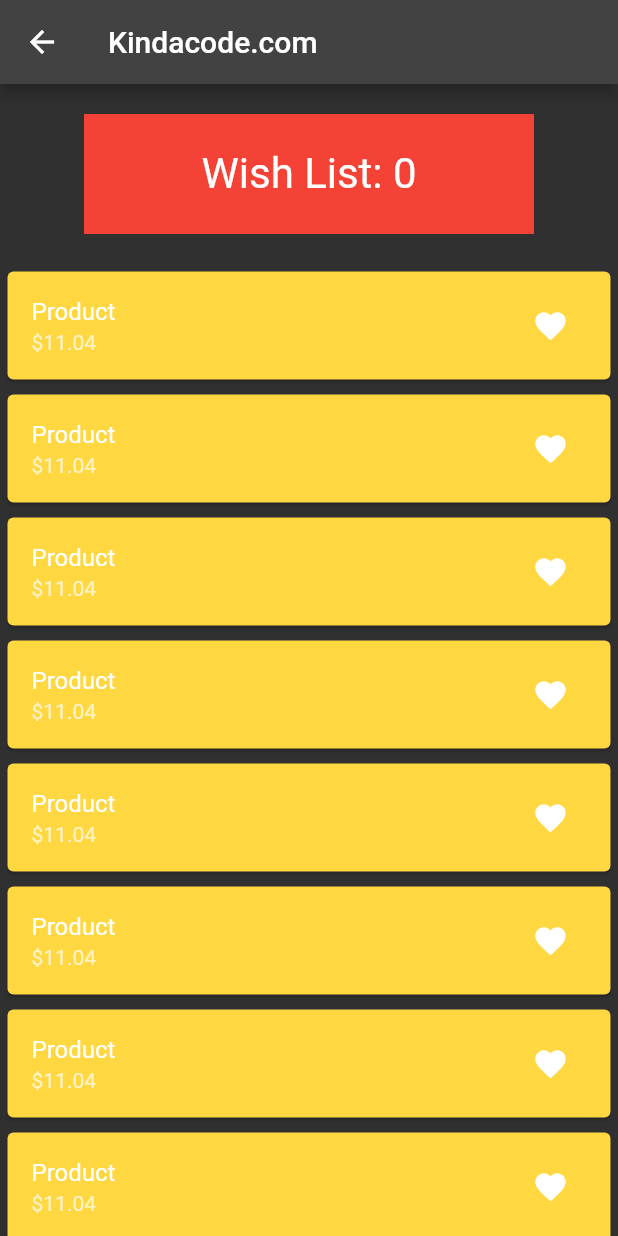
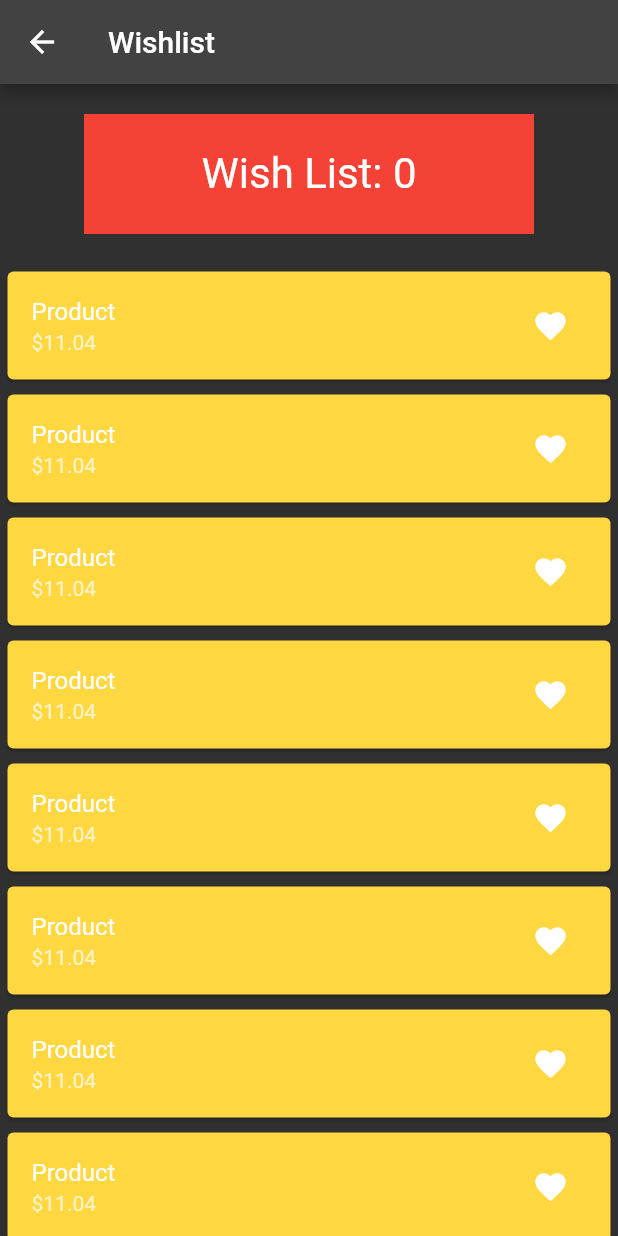
Before and after one commit to Tijil2111/Depresso, a Flutter app: the HomeScreen screen opened directly, on a phone screen of 412 x 824 dp. Run offline on Flutter 3.47's test engine with Material 2 defaults, Android fonts, the phone set to English and light mode, and no system bars; our stand-ins replace get, google_fonts; missing offline and left inert: flutter_carousel_slider; network calls fail.

Commit message:
some changes

```diff
--- a/lib/pages/home.dart
+++ b/lib/pages/home.dart
@@ -13,7 +13,7 @@ class HomeScreen extends StatelessWidget {
   Widget build(BuildContext context) {
     return Scaffold(
       appBar: AppBar(
-        title: const Text('Kindacode.com'),
+        title: const Text('Wishlist'),
       ),
       body: Column(
         children: [
```
Also changed, not shown: lib/moods/angry.dart (+7 -0 lines).
